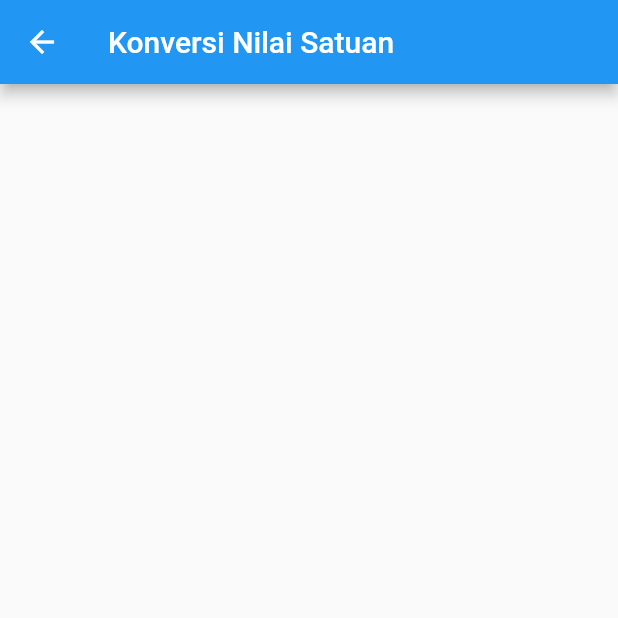
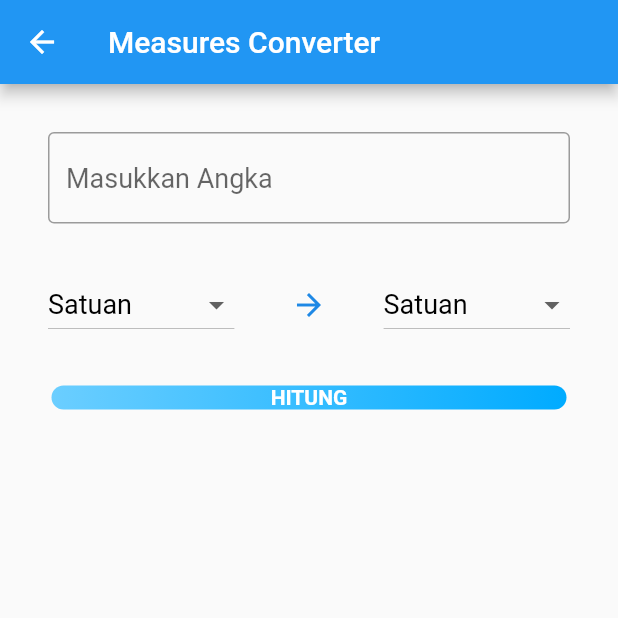
Before and after one commit to osvaldoerens/Bacth4_Mentoring, a Flutter app: the KonversiNilai screen opened directly, on a phone screen of 412 x 824 dp, the top half of it. Run offline on Flutter 3.47's test engine with Material 2 defaults, Android fonts, the phone set to English and light mode, and no system bars; our stand-ins replace sizer; statements that could not run were skipped.

Commit message:
update task 3

```diff
--- a/lib/week2_task3/konversi_nilai.dart
+++ b/lib/week2_task3/konversi_nilai.dart
@@ -9,15 +9,197 @@ class KonversiNilai extends StatefulWidget {
 }
 
 class _KonversiNilaiState extends State<KonversiNilai> {
+  String _ukuran;
+  String _hitung;
+  double _nilai;
+  String _resultMessage;
+
+  final TextStyle inputStyle = TextStyle(
+    fontSize: 18,
+    color: Colors.black,
+  );
+  final TextStyle labelStyle = TextStyle(
+    fontSize: 20,
+    color: Colors.black,
+  );
+
+  void initState() {
+    _nilai = 0;
+    super.initState();
+  }
+
+  final List<String> _satuanUkuran = [
+    'meters',
+    'kilometers',
+    'grams',
+    'kilograms',
+    'feet',
+    'miles',
+    'pounds (lbs)',
+    'ounces',
+  ];
+
+
+  final Map<String, int> _satuanUkuranMap = {
+    'meters': 0,
+    'kilometers': 1,
+    'grams': 2,
+    'kilograms': 3,
+    'feet': 4,
+    'miles': 5,
+    'pounds (lbs)': 6,
+    'ounces': 7,
+  };
+
+  dynamic _formulas = {
+    '0': [1, 0.001, 0, 0, 3.28084, 0.000621371, 0, 0],
+    '1': [1000, 1, 0, 0, 3280.84, 0.621371, 0, 0],
+    '2': [0, 0, 1, 0.0001, 0, 0, 0.00220462, 0.035274],
+    '3': [0, 0, 1000, 1, 0, 0, 2.20462, 35.274],
+    '4': [0.3048, 0.0003048, 0, 0, 1, 0.000189394, 0, 0],
+    '5': [1609.34, 1.60934, 0, 0, 5280, 1, 0, 0],
+    '6': [0, 0, 453.592, 0.453592, 0, 0, 1, 16],
+    '7': [0, 0, 28.3495, 0.0283495, 3.28084, 0, 0.0625, 1],
+  };
+
   @override
   Widget build(BuildContext context) {
     return Scaffold(
-      appBar: AppBar(
-        title: Text("Konversi Nilai Satuan"),
-      ),
-      body: Row(
+          resizeToAvoidBottomInset: true,
+          appBar: AppBar(
+            title: Text('Measures Converter'),
+          ),
+          body: Container(
+            margin: EdgeInsets.all(16.0,),
+            padding: EdgeInsets.all(16.0,),
+            child: Column(
+              children: [
+                TextFormField(
+                  style: inputStyle,
+                  decoration: InputDecoration(
+                    border: OutlineInputBorder(borderSide: BorderSide()),
+                    fillColor: Colors.blue,
+                    hintText: "Masukkan Angka ",
+                  ),
+                  onChanged: (text) {
+                    var rv = double.tryParse(text);
+                    if (rv != null) {
+                      setState(() {
+                        _nilai = rv;
+                      });
+                    }
+                  },
+                ),
+                SizedBox(height: 30,),
+                Row(
+                  children: [
+                    DropdownButton(
+                      style: inputStyle,
+                      hint: Text(
+                        "Satuan",
+                        style: inputStyle,
+                      ),
+                      items: _satuanUkuran.map((String value) {
+                        return DropdownMenuItem<String>(
+                          value: value,
+                          child: Text(value),
+                        );
+                      }).toList(),
+                      onChanged: (value) {
+                        setState(() {
+                          _ukuran = value;
+                        });
+                      },
+                      value: _ukuran,
+                    ),
+                    Spacer(),
+                    Icon(
+                      Icons.arrow_forward,
+                      color: Colors.blue[600],
+                      size: 24.0,
+                      semanticLabel: 'Text to announce in accessibility modes',
+                    ),
+                    Spacer(),
+                    DropdownButton(
+                      hint: Text(
+                        "Satuan",
+                        style: inputStyle,
+                      ),
+                      style: inputStyle,
+                      items: _satuanUkuran.map((String value) {
+                        return DropdownMenuItem<String>(
+                          value: value,
+                          child: Text(
+                            value,
+                            style: inputStyle,
+                          ),
+                        );
+                      }).toList(),
+                      onChanged: (value) {
+                        setState(() {
+                          _hitung = value;
+                        });
+                      },
+                      value: _hitung,
+                    ),
+                  ],
+                ),
+                SizedBox(height: 30.0,),
+                InkWell(
+                    child: Container(
+                      height: SizerUtil.deviceType == DeviceType.Tablet ? 70 : 45,
+                      width: MediaQuery.of(context).size.width/1.2,
+                      decoration: BoxDecoration(
+                          gradient: LinearGradient(
+                            colors: [
+                              Color(0xff6bceff),
+                              Color(0xFF00abff),
+                            ],
+                          ),
+                          borderRadius: BorderRadius.all(
+                              Radius.circular(50)
+                          )
+                      ),
+                      child: Center(
+                        child: Text('Hitung'.toUpperCase(),
+                          style: TextStyle(
+                            color: Colors.white,
+                            fontWeight: FontWeight.bold,
+                          ),
+                        ),
+                      ),
+                    ),
+                    onTap: () async {
+                      if (_ukuran.isEmpty || _hitung.isEmpty || _nilai == 0) {
+                        return;
+                      } else {
+                        convert(_nilai, _ukuran, _hitung);
+                      }
+                    }
+                ),
+                SizedBox(height: 30.0,),
+                Text((_resultMessage == null) ? '' : _resultMessage,
+                    style: labelStyle
+                ),
+              ],
+            ),
+          ),
+      );
+  }
 
-      ),
-    );
+  void convert(double value, String from, String to) {
+    int nFrom = _satuanUkuranMap[from];
+    int nTo = _satuanUkuranMap[to];
+    var multiplier = _formulas[nFrom.toString()][nTo];
+    var result = value * multiplier;
+    if (result == 0) {
+      _resultMessage = 'This conversion cannot be performed';
+    } else {
+      _resultMessage =
+      '${_nilai.toString()} $_ukuran = ${result.toString()} $_hitung';
+    }
+    setState(() {
+      _resultMessage = _resultMessage;
+    });
   }
 }
```
